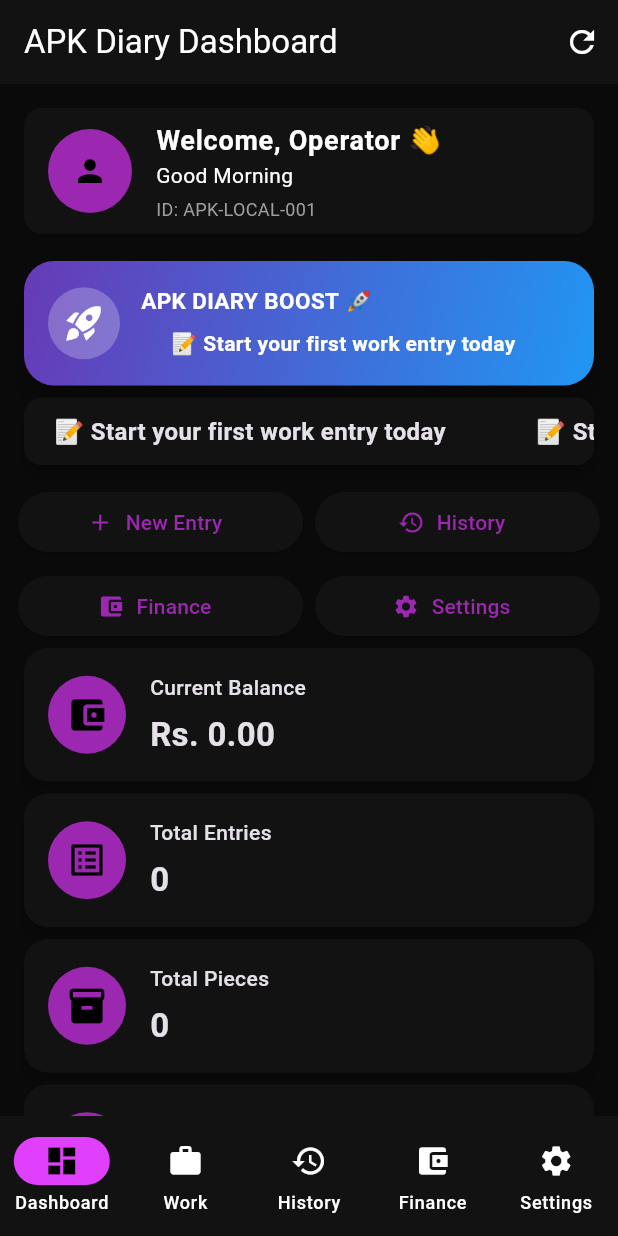
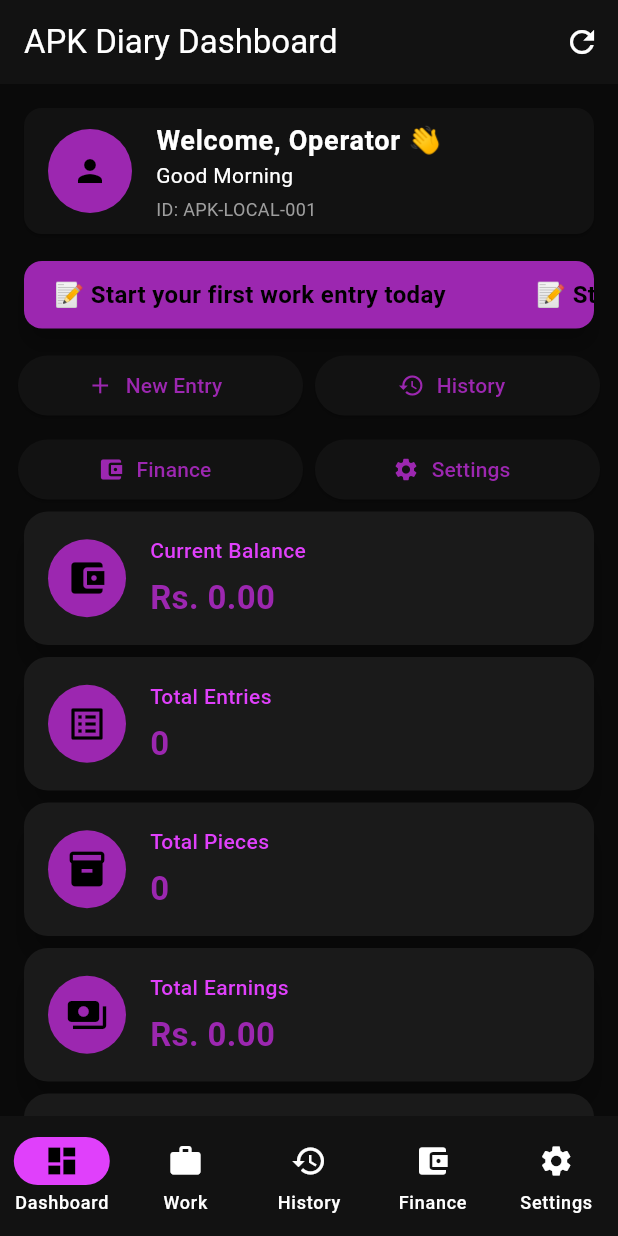
Before and after one commit to rasheed113/apk_diary, a Flutter app: the screen it shows after launch, on a phone screen of 412 x 824 dp. Run offline on Flutter 3.47's test engine with Material 3 defaults, Android fonts, the phone set to English and light mode, and no system bars; drawn by our look-alikes of marquee; our stand-ins replace image_picker, sqflite, sqflite_common_ffi; accounts and stored records are empty.

Commit message:
Connect dashboard ticker with gaming themes

```diff
--- a/lib/dashboard_page.dart
+++ b/lib/dashboard_page.dart
@@ -109,7 +109,8 @@ class _DashboardPageState extends State<DashboardPage> {
     VoidCallback? onTap,
   }) {
     return Card(
-      elevation: 5,
+      elevation: 8,
+      color: Theme.of(context).cardColor,
       shape: RoundedRectangleBorder(borderRadius: BorderRadius.circular(16)),
       child: InkWell(
         borderRadius: BorderRadius.circular(16),
@@ -118,7 +119,11 @@ class _DashboardPageState extends State<DashboardPage> {
           padding: const EdgeInsets.all(16),
           child: Row(
             children: [
-              CircleAvatar(radius: 26, child: Icon(icon, size: 28)),
+              CircleAvatar(
+                radius: 26,
+                backgroundColor: Theme.of(context).colorScheme.primary,
+                child: Icon(icon, size: 28, color: Colors.black),
+              ),
 
               const SizedBox(width: 16),
 
@@ -128,8 +133,8 @@ class _DashboardPageState extends State<DashboardPage> {
                   children: [
                     Text(
                       title,
-                      style: const TextStyle(
-                        fontSize: 14,
+                      style: TextStyle(
+                        color: Theme.of(context).colorScheme.secondary,
                         fontWeight: FontWeight.w500,
                       ),
                     ),
@@ -138,7 +143,8 @@ class _DashboardPageState extends State<DashboardPage> {
 
                     Text(
                       value,
-                      style: const TextStyle(
+                      style: TextStyle(
+                        color: Theme.of(context).colorScheme.primary,
                         fontSize: 22,
                         fontWeight: FontWeight.bold,
                       ),
@@ -201,82 +207,19 @@ class _DashboardPageState extends State<DashboardPage> {
 
             const SizedBox(height: 10),
             Card(
-              elevation: 8,
+              elevation: 6,
+              color: Theme.of(context).colorScheme.primary,
               shape: RoundedRectangleBorder(
-                borderRadius: BorderRadius.circular(20),
+                borderRadius: BorderRadius.circular(12),
               ),
-              child: Container(
-                padding: const EdgeInsets.all(16),
-                decoration: BoxDecoration(
-                  gradient: const LinearGradient(
-                    colors: [Colors.deepPurple, Colors.blue],
-                    begin: Alignment.topLeft,
-                    end: Alignment.bottomRight,
-                  ),
-                  borderRadius: BorderRadius.circular(20),
-                ),
-                child: Row(
-                  children: [
-                    Container(
-                      padding: const EdgeInsets.all(10),
-                      decoration: BoxDecoration(
-                        color: Colors.white24,
-                        borderRadius: BorderRadius.circular(50),
-                      ),
-                      child: const Icon(
-                        Icons.rocket_launch,
-                        color: Colors.white,
-                        size: 28,
-                      ),
-                    ),
-
-                    const SizedBox(width: 14),
-
-                    Expanded(
-                      child: Column(
-                        crossAxisAlignment: CrossAxisAlignment.start,
-                        children: [
-                          const Text(
-                            "APK DIARY BOOST 🚀",
-                            style: TextStyle(
-                              color: Colors.white,
-                              fontSize: 15,
-                              fontWeight: FontWeight.bold,
-                            ),
-                          ),
-
-                          const SizedBox(height: 6),
-                          SizedBox(
-                            height: 24,
-                            child: Marquee(
-                              text: tickerMessage,
-                              blankSpace: 80,
-                              velocity: 50,
-                              pauseAfterRound: const Duration(seconds: 1),
-                              startPadding: 20,
-                              style: const TextStyle(
-                                color: Colors.white,
-                                fontSize: 14,
-                                fontWeight: FontWeight.w600,
-                              ),
-                            ),
-                          ),
-                        ],
-                      ),
-                    ),
-                  ],
-                ),
-              ),
-            ),
-            Card(
-              elevation: 4,
               child: SizedBox(
                 height: 45,
                 child: Marquee(
                   text: tickerMessage.isEmpty
                       ? "🚀 Welcome to APK Diary"
                       : tickerMessage,
-                  style: const TextStyle(
+                  style: TextStyle(
+                    color: Theme.of(context).colorScheme.onPrimary,
                     fontSize: 16,
                     fontWeight: FontWeight.bold,
                   ),
```
